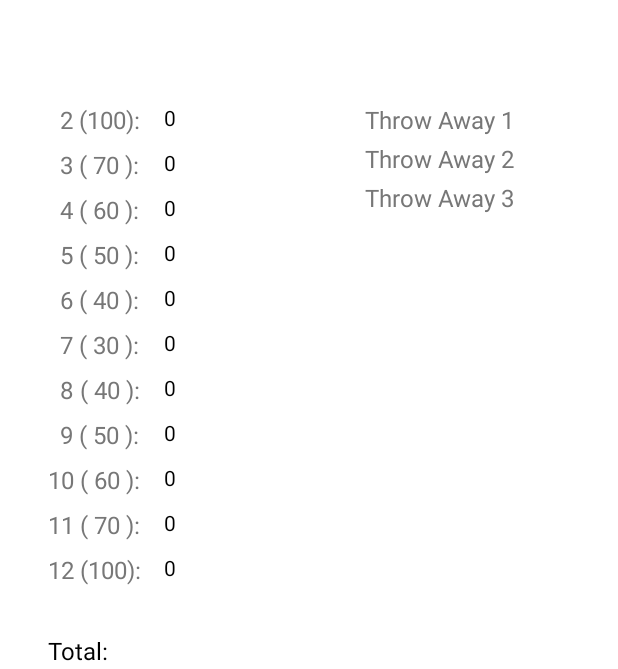
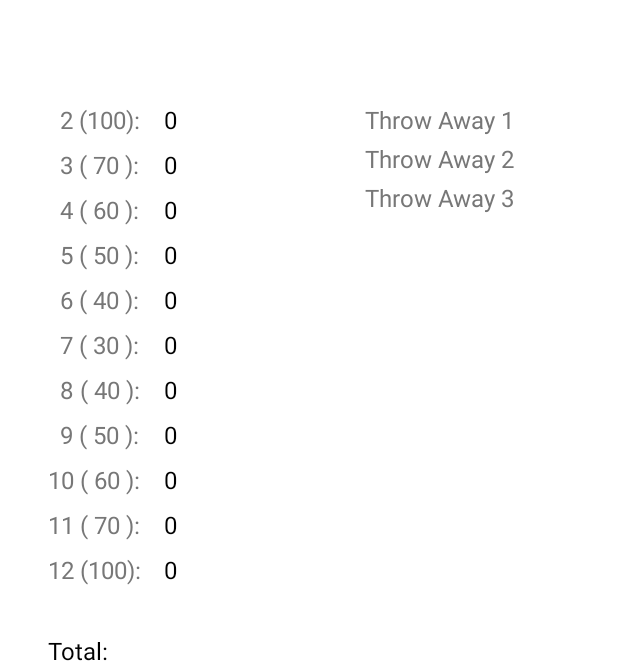
Before and after one commit to Ferch04/SolitaireDiceApp, an Android app: the screen it shows after launch (MainActivity), on a phone screen of 412 x 824 dp. Shown: the part 125-794 px from the top of the screen. Run offline under Robolectric (Android 15) with nearby library versions, the phone set to English and light mode, and no system bars.

```diff
--- a/app/src/main/res/layout/activity_main.xml
+++ b/app/src/main/res/layout/activity_main.xml
@@ -440,7 +440,8 @@
                 android:layout_marginBottom="4dp"
                 android:layout_weight="1"
                 android:text="0"
-                android:textColor="@color/black" />
+                android:textColor="@color/black"
+                android:textSize="16sp" />
 
             <TextView
                 android:id="@+id/textNumberThree"
@@ -450,7 +451,8 @@
                 android:layout_marginBottom="4dp"
                 android:layout_weight="1"
                 android:text="0"
-                android:textColor="@color/black" />
+                android:textColor="@color/black"
+                android:textSize="16sp" />
 
             <TextView
                 android:id="@+id/textNumberFour"
@@ -460,7 +462,8 @@
                 android:layout_marginBottom="4dp"
                 android:layout_weight="1"
                 android:text="0"
-                android:textColor="@color/black" />
+                android:textColor="@color/black"
+                android:textSize="16sp" />
 
             <TextView
                 android:id="@+id/textNumberFive"
@@ -470,7 +473,8 @@
                 android:layout_marginBottom="4dp"
                 android:layout_weight="1"
                 android:text="0"
-                android:textColor="@color/black" />
+                android:textColor="@color/black"
+                android:textSize="16sp" />
 
             <TextView
                 android:id="@+id/textNumberSix"
@@ -480,7 +484,8 @@
                 android:layout_marginBottom="4dp"
                 android:layout_weight="1"
                 android:text="0"
-                android:textColor="@color/black" />
+                android:textColor="@color/black"
+                android:textSize="16sp" />
 
             <TextView
                 android:id="@+id/textNumberSeven"
@@ -490,7 +495,8 @@
                 android:layout_marginBottom="4dp"
                 android:layout_weight="1"
                 android:text="0"
-                android:textColor="@color/black" />
+                android:textColor="@color/black"
+                android:textSize="16sp" />
 
             <TextView
                 android:id="@+id/textNumberEight"
@@ -500,7 +506,8 @@
                 android:layout_marginBottom="4dp"
                 android:layout_weight="1"
                 android:text="0"
-                android:textColor="@color/black" />
+                android:textColor="@color/black"
+                android:textSize="16sp" />
 
             <TextView
                 android:id="@+id/textNumberNine"
@@ -510,7 +517,8 @@
                 android:layout_marginBottom="4dp"
                 android:layout_weight="1"
                 android:text="0"
-                android:textColor="@color/black" />
+                android:textColor="@color/black"
+                android:textSize="16sp" />
 
             <TextView
                 android:id="@+id/textNumberTen"
@@ -520,7 +528,8 @@
                 android:layout_marginBottom="4dp"
                 android:layout_weight="1"
                 android:text="0"
-                android:textColor="@color/black" />
+                android:textColor="@color/black"
+                android:textSize="16sp" />
 
             <TextView
                 android:id="@+id/textNumberEleven"
@@ -530,7 +539,8 @@
                 android:layout_marginBottom="4dp"
                 android:layout_weight="1"
                 android:text="0"
-                android:textColor="@color/black" />
+                android:textColor="@color/black"
+                android:textSize="16sp" />
 
             <TextView
                 android:id="@+id/textNumberTwelve"
@@ -540,7 +550,8 @@
                 android:layout_marginBottom="53dp"
                 android:layout_weight="1"
                 android:text="0"
-                android:textColor="@color/black" />
+                android:textColor="@color/black"
+                android:textSize="16sp" />
 
         </LinearLayout>
 
```
Also changed, not shown: app/src/main/java/codecademy/com/solitairedice/MainActivity.java (+56 -5 lines), app/src/main/java/codecademy/com/solitairedice/Scoring.java (+9 -3 lines).
